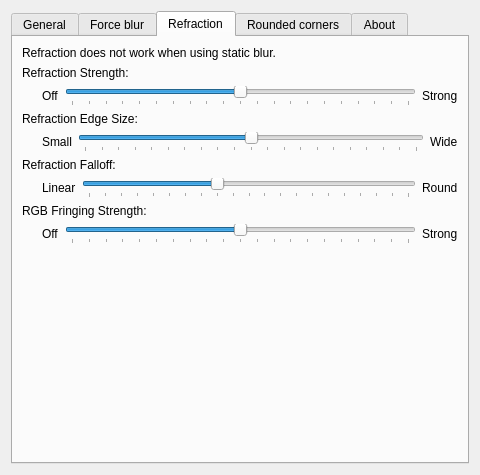
Above: src/kcm/blur_config.ui from 4v3ngR/kwin-effects-glass before the change. Below: the same form after it.
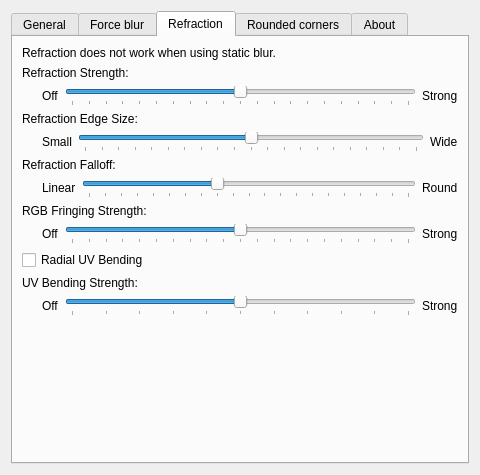
That is the form after the change. The open tabs and pages were chosen to show the change. Custom widgets are drawn as their Qt base class.

Commit message: fix: update refraction settings to use boolean for radial bending and adjust bending strength

The edit to the form file:
```diff
--- a/src/kcm/blur_config.ui
+++ b/src/kcm/blur_config.ui
@@ -876,6 +876,79 @@
          </item>
         </layout>
        </item>
+       <item>
+        <widget class="QCheckBox" name="kcfg_RefractionRadialBending">
+         <property name="text">
+          <string>Radial UV Bending</string>
+         </property>
+        </widget>
+       </item>
+       <item>
+        <widget class="QLabel" name="labelRefractionBendingStrength">
+         <property name="text">
+          <string>UV Bending Strength:</string>
+         </property>
+        </widget>
+       </item>
+       <item>
+        <layout class="QHBoxLayout" name="horizontalLayoutBendingStrength">
+         <item>
+          <spacer name="horizontalSpacerBendingStrength">
+           <property name="orientation">
+            <enum>Qt::Orientation::Horizontal</enum>
+           </property>
+           <property name="sizeType">
+            <enum>QSizePolicy::Policy::Fixed</enum>
+           </property>
+           <property name="sizeHint" stdset="0">
+            <size>
+             <width>20</width>
+             <height>20</height>
+            </size>
+           </property>
+          </spacer>
+         </item>
+         <item>
+          <widget class="QLabel" name="labelRefractionBendingStrengthOff">
+           <property name="text">
+            <string>Off</string>
+           </property>
+          </widget>
+         </item>
+         <item>
+          <widget class="QSlider" name="kcfg_RefractionBendingStrength">
+           <property name="minimum">
+            <number>0</number>
+           </property>
+           <property name="maximum">
+            <number>10</number>
+           </property>
+           <property name="singleStep">
+            <number>1</number>
+           </property>
+           <property name="pageStep">
+            <number>1</number>
+           </property>
+           <property name="value">
+            <number>5</number>
+           </property>
+           <property name="orientation">
+            <enum>Qt::Orientation::Horizontal</enum>
+           </property>
+           <property name="tickPosition">
+            <enum>QSlider::TickPosition::TicksBelow</enum>
+           </property>
+          </widget>
+         </item>
+         <item>
+          <widget class="QLabel" name="labelRefractionBendingStrengthStrong">
+           <property name="text">
+            <string>Strong</string>
+           </property>
+          </widget>
+         </item>
+        </layout>
+       </item>
        <item>
         <spacer name="verticalSpacer">
          <property name="orientation">
```
The commit also changes 4 other files.
